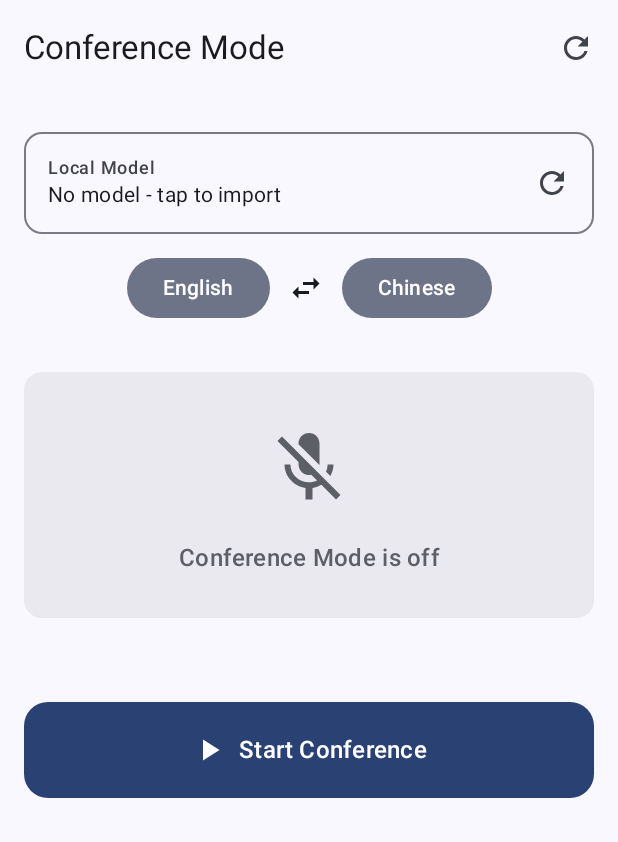
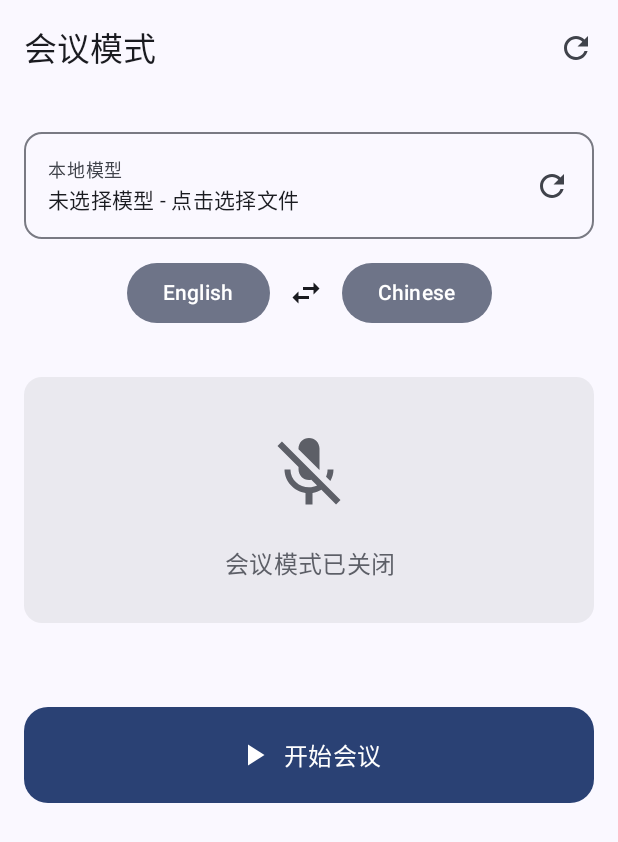
Before and after one commit to yanfyanqiu/jerome-translator-ondevice-llm, an Android app built with Jetpack Compose: the composable ConferenceScreen shown on its own in the app's theme, on a phone screen of 412 x 824 dp. Shown: the top 842 px of the screen. Run offline under Robolectric (Android 15) with nearby library versions, the light colour scheme and no system bars; network calls fail; 3 statements that could not run were skipped.

Commit message:
fix: default strings.xml -> Chinese

```diff
--- a/app/src/main/res/values/strings.xml
+++ b/app/src/main/res/values/strings.xml
@@ -1,26 +1,26 @@
 <?xml version="1.0" encoding="utf-8"?>
 <resources>
-    <string name="app_name">Jerome Translator</string>
-    <string name="conference_mode">Conference Mode</string>
-    <string name="local_model">Local Model</string>
-    <string name="no_model_tap_import">No model - tap to import</string>
-    <string name="import_gguf">Import GGUF</string>
-    <string name="import_gguf_desc">Select GGUF from Device</string>
-    <string name="local_gguf_models">Local GGUF Models</string>
-    <string name="no_models_imported">No models imported yet.</string>
-    <string name="import_success">Imported: %1$s</string>
-    <string name="import_failed">Import failed - make sure it is a valid GGUF file.</string>
-    <string name="refresh">Refresh</string>
-    <string name="swap_languages">Swap languages</string>
-    <string name="conference_mode_off">Conference Mode is off</string>
-    <string name="listening">Listening…</string>
-    <string name="translating">Translating…</string>
-    <string name="speaking">Speaking…</string>
-    <string name="detected">Detected: %1$s</string>
-    <string name="heard_label">Heard (%1$s):</string>
-    <string name="translation_label">Translation (%1$s):</string>
-    <string name="loading_model">Loading model… (first start takes a moment)</string>
-    <string name="start_conference">Start Conference</string>
-    <string name="stop_conference">Stop Conference</string>
-    <string name="mic_permission_required">Microphone permission is required.</string>
+    <string name="app_name">Jerome 翻译官</string>
+    <string name="conference_mode">会议模式</string>
+    <string name="local_model">本地模型</string>
+    <string name="no_model_tap_import">未选择模型 - 点击选择文件</string>
+    <string name="import_gguf">导入 GGUF</string>
+    <string name="import_gguf_desc">从手机选择 GGUF 文件</string>
+    <string name="local_gguf_models">本机 GGUF 模型</string>
+    <string name="no_models_imported">尚未导入任何模型。</string>
+    <string name="import_success">已导入：%1$s</string>
+    <string name="import_failed">导入失败 - 请确认是有效的 GGUF 文件。</string>
+    <string name="refresh">刷新</string>
+    <string name="swap_languages">交换语言</string>
+    <string name="conference_mode_off">会议模式已关闭</string>
+    <string name="listening">正在聆听…</string>
+    <string name="translating">正在翻译…</string>
+    <string name="speaking">正在播报…</string>
+    <string name="detected">检测到：%1$s</string>
+    <string name="heard_label">原文（%1$s）：</string>
+    <string name="translation_label">译文（%1$s）：</string>
+    <string name="loading_model">正在加载模型…（首次启动需要一些时间）</string>
+    <string name="start_conference">开始会议</string>
+    <string name="stop_conference">停止会议</string>
+    <string name="mic_permission_required">需要麦克风权限。</string>
 </resources>
```
